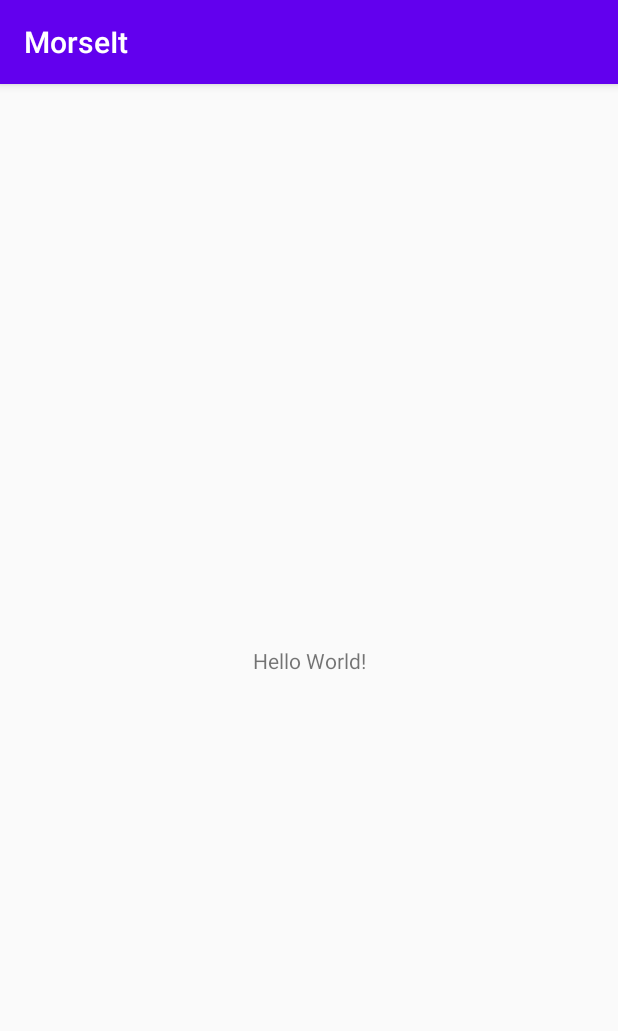
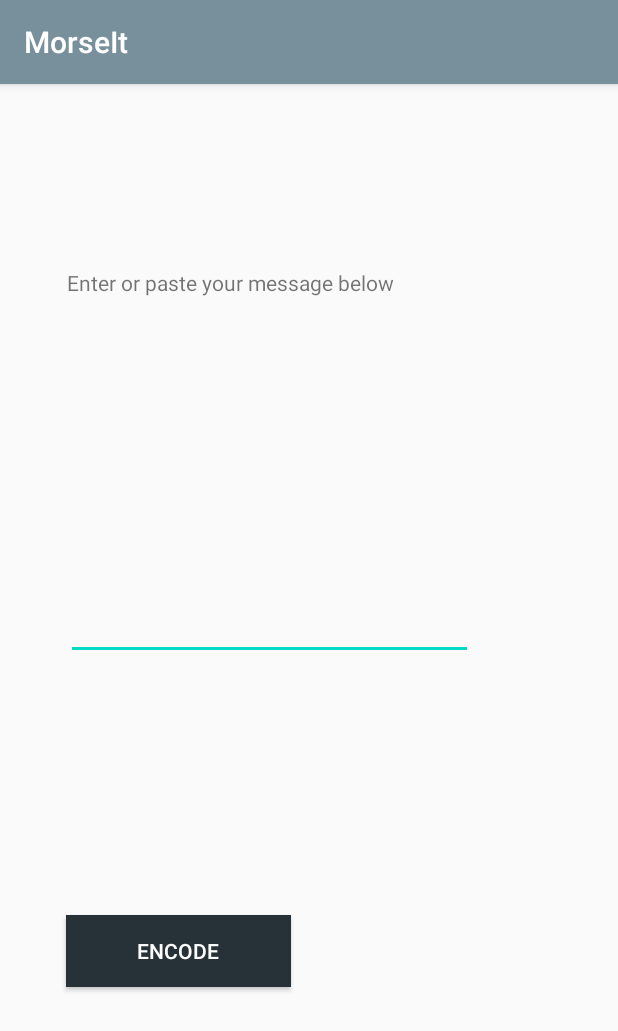
Before and after one commit to effortlesslyharsh/morse_it_app, an Android app: the screen it shows after launch (MainActivity before the commit, UserInputActivity after it), on a phone screen of 412 x 824 dp. Shown: the top 1031 px of the screen. Run offline under Robolectric (Android 15) with nearby library versions, the phone set to English and light mode, and no system bars.

```diff
--- a/app/build.gradle
+++ b/app/build.gradle
@@ -25,8 +25,11 @@ dependencies {
     implementation fileTree(dir: "libs", include: ["*.jar"])
     implementation 'androidx.appcompat:appcompat:1.1.0'
     implementation 'androidx.constraintlayout:constraintlayout:1.1.3'
+    implementation 'org.apache.commons:commons-lang3:3.6'
     testImplementation 'junit:junit:4.12'
     androidTestImplementation 'androidx.test.ext:junit:1.1.1'
     androidTestImplementation 'androidx.test.espresso:espresso-core:3.2.0'
+    compileOnly "org.projectlombok:lombok:1.18.12"
+    annotationProcessor 'org.projectlombok:lombok:1.18.12'
 
 }
--- a/app/src/main/AndroidManifest.xml
+++ b/app/src/main/AndroidManifest.xml
@@ -9,13 +9,16 @@
         android:roundIcon="@mipmap/ic_launcher_round"
         android:supportsRtl="true"
         android:theme="@style/AppTheme">
-        <activity android:name=".MainActivity">
+        <activity android:name=".action.DisplayResultActivity"></activity>
+        <activity android:name=".action.UserInputActivity">
             <intent-filter>
                 <action android:name="android.intent.action.MAIN" />
 
                 <category android:name="android.intent.category.LAUNCHER" />
             </intent-filter>
         </activity>
+        <activity android:name=".MainActivity">
+        </activity>
     </application>
 
 </manifest>
--- /dev/null
+++ b/app/src/main/java/com/morseit/application/action/UserInputActivity.java
@@ -0,0 +1,51 @@
+package com.morseit.application.action;
+
+import androidx.appcompat.app.AppCompatActivity;
+
+import android.content.Intent;
+import android.os.Bundle;
+import android.view.View;
+import android.widget.Button;
+import android.widget.EditText;
+import android.widget.Toast;
+
+import com.morseit.application.R;
+import com.morseit.application.constants.MorseItConstants;
+
+import org.apache.commons.lang3.StringUtils;
+
+public class UserInputActivity extends AppCompatActivity implements View.OnClickListener {
+    private EditText editTextUserInput;
+    private Button encodeButton;
+
+    @Override
+    protected void onCreate(Bundle savedInstanceState) {
+        super.onCreate(savedInstanceState);
+        setContentView(R.layout.activity_user_input);
+        editTextUserInput =(EditText)findViewById(R.id.editTextTextMultiLineUserInput);
+        encodeButton = (Button)findViewById(R.id.encodeButton);
+        encodeButton.setOnClickListener(this);
+    }
+
+
+    @Override
+    protected void onPause() {
+        super.onPause();
+        editTextUserInput.clearComposingText();
+    }
+
+    @Override
+    public void onClick(View view) {
+        String userInput =  editTextUserInput.getText()!=null?
+                editTextUserInput.getText().toString():null;
+        if(StringUtils.isNotBlank(userInput)){
+            Intent intent = new Intent(UserInputActivity.this,DisplayResultActivity.class);
+            intent.putExtra(MorseItConstants.INTENT_KEYS.USER_INPUT,userInput);
+            startActivity(intent);
+        }else{
+            Toast.makeText(UserInputActivity.this,"Please enter your message to encode",Toast.LENGTH_SHORT);
+        }
+
+
+    }
+}
--- /dev/null
+++ b/app/src/main/res/layout/activity_user_input.xml
@@ -0,0 +1,49 @@
+<?xml version="1.0" encoding="utf-8"?>
+<androidx.constraintlayout.widget.ConstraintLayout xmlns:android="http://schemas.android.com/apk/res/android"
+    xmlns:app="http://schemas.android.com/apk/res-auto"
+    xmlns:tools="http://schemas.android.com/tools"
+    android:layout_width="match_parent"
+    android:layout_height="match_parent"
+    tools:context=".action.UserInputActivity">
+
+    <TextView
+        android:id="@+id/textViewUserInputInstructions"
+        android:layout_width="wrap_content"
+        android:layout_height="wrap_content"
+        android:text="Enter or paste your message below"
+        app:layout_constraintBottom_toBottomOf="parent"
+        app:layout_constraintEnd_toEndOf="parent"
+        app:layout_constraintHorizontal_bias="0.229"
+        app:layout_constraintStart_toStartOf="parent"
+        app:layout_constraintTop_toTopOf="parent"
+        app:layout_constraintVertical_bias="0.164" />
+
+    <EditText
+        android:id="@+id/editTextTextMultiLineUserInput"
+        android:layout_width="271dp"
+        android:layout_height="wrap_content"
+        android:layout_marginBottom="384dp"
+        android:ems="10"
+        android:gravity="start|top"
+        android:inputType="textMultiLine"
+        app:layout_constraintBottom_toBottomOf="parent"
+        app:layout_constraintEnd_toEndOf="parent"
+        app:layout_constraintHorizontal_bias="0.314"
+        app:layout_constraintStart_toStartOf="parent"
+        app:layout_constraintTop_toBottomOf="@+id/textViewUserInputInstructions"
+        app:layout_constraintVertical_bias="1.0" />
+
+    <Button
+        android:id="@+id/encodeButton"
+        android:layout_width="150dp"
+        android:layout_height="wrap_content"
+        android:background="@color/myPrimaryDark"
+        android:text="Encode"
+        android:textColor="@color/myWhite"
+        app:layout_constraintBottom_toBottomOf="parent"
+        app:layout_constraintEnd_toEndOf="parent"
+        app:layout_constraintHorizontal_bias="0.168"
+        app:layout_constraintStart_toStartOf="parent"
+        app:layout_constraintTop_toBottomOf="@+id/editTextTextMultiLineUserInput"
+        app:layout_constraintVertical_bias="0.506" />
+</androidx.constraintlayout.widget.ConstraintLayout>
--- a/app/src/main/res/values/colors.xml
+++ b/app/src/main/res/values/colors.xml
@@ -1,6 +1,8 @@
 <?xml version="1.0" encoding="utf-8"?>
 <resources>
-    <color name="colorPrimary">#6200EE</color>
-    <color name="colorPrimaryDark">#3700B3</color>
+    <color name="colorPrimary">#78909c</color>
+    <color name="colorPrimaryDark">#263238</color>
     <color name="colorAccent">#03DAC5</color>
+    <color name="myPrimaryDark">#263238</color>
+    <color name="myWhite">#ffff</color>
 </resources>
```
Also changed, not shown: app/src/main/java/com/morseit/application/action/DisplayResultActivity.java (added, +35 -0 lines), app/src/main/java/com/morseit/application/constants/MorseItConstants.java (added, +8 -0 lines), app/src/main/java/com/morseit/application/data/MorseItMessageLiteral.java (added, +20 -0 lines), app/src/main/java/com/morseit/application/data/MorseItStaticLibrary.java (added, +66 -0 lines), app/src/main/java/com/morseit/application/utils/MorseItConverterUtil.java (added, +20 -0 lines), app/src/main/res/layout/activity_display_result.xml (added, +31 -0 lines), app/src/main/res/layout/activity_main.xml (+13 -1 lines).
